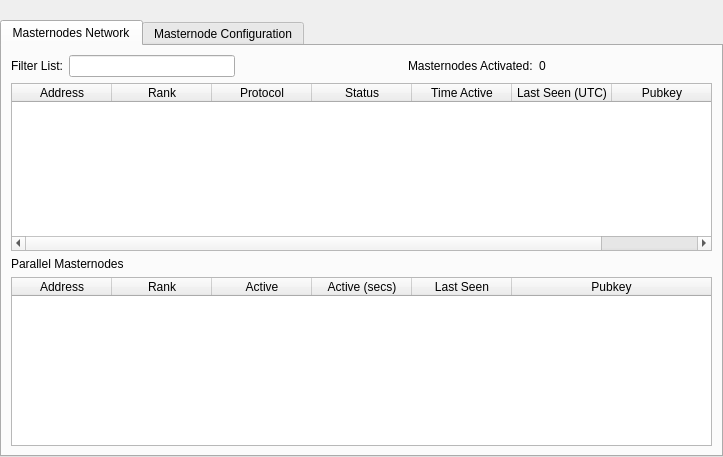
Qt form src/qt/forms/masternodemanager.ui (LUX-Core/lux) before a commit.
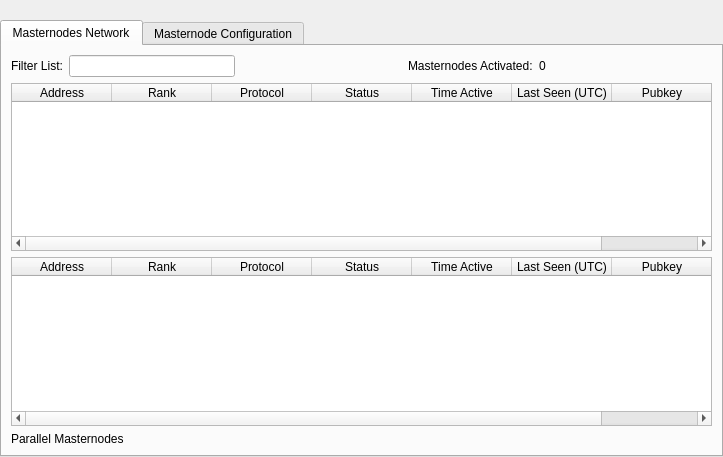
The same form after that commit.

Patch:
```diff
--- a/src/qt/forms/masternodemanager.ui
+++ b/src/qt/forms/masternodemanager.ui
@@ -45,6 +45,13 @@
          <string>Masternodes Network</string>
         </attribute>
         <layout class="QGridLayout" name="gridLayout">
+         <item row="4" column="0">
+          <widget class="QLabel" name="labelPMN">
+           <property name="text">
+            <string>Parallel Masternodes</string>
+           </property>
+          </widget>
+         </item>
          <item row="1" column="0">
           <widget class="QTableWidget" name="tableWidget">
            <property name="palette">
@@ -130,55 +137,6 @@
            <column>
             <property name="text">
              <string>Last Seen (UTC)</string>
-            </property>
-          </column>
-           <column>
-            <property name="text">
-             <string>Pubkey</string>
-            </property>
-         </column>
-          </widget>
-         </item>
-         <item row="5" column="0">
-          <widget class="QTableWidget" name="tableWidgetPMN">
-           <property name="editTriggers">
-            <set>QAbstractItemView::NoEditTriggers</set>
-           </property>
-           <property name="alternatingRowColors">
-            <bool>true</bool>
-           </property>
-           <property name="selectionBehavior">
-            <enum>QAbstractItemView::SelectRows</enum>
-           </property>
-           <property name="sortingEnabled">
-            <bool>true</bool>
-           </property>
-           <attribute name="horizontalHeaderStretchLastSection">
-            <bool>true</bool>
-           </attribute>
-           <column>
-            <property name="text">
-             <string>Address</string>
-            </property>
-           </column>
-           <column>
-            <property name="text">
-             <string>Rank</string>
-            </property>
-           </column>
-           <column>
-            <property name="text">
-             <string>Active</string>
-            </property>
-           </column>
-           <column>
-            <property name="text">
-             <string>Active (secs)</string>
-            </property>
-           </column>
-           <column>
-            <property name="text">
-             <string>Last Seen</string>
             </property>
            </column>
            <column>
@@ -250,10 +208,57 @@
           </layout>
          </item>
          <item row="2" column="0">
-          <widget class="QLabel" name="labelPMN">
-           <property name="text">
-            <string>Parallel Masternodes</string>
+          <widget class="QTableWidget" name="tableWidgetPMN">
+           <property name="editTriggers">
+            <set>QAbstractItemView::NoEditTriggers</set>
            </property>
+           <property name="alternatingRowColors">
+            <bool>true</bool>
+           </property>
+           <property name="selectionBehavior">
+            <enum>QAbstractItemView::SelectRows</enum>
+           </property>
+           <property name="sortingEnabled">
+            <bool>true</bool>
+           </property>
+           <attribute name="horizontalHeaderStretchLastSection">
+            <bool>true</bool>
+           </attribute>
+           <column>
+            <property name="text">
+             <string>Address</string>
+            </property>
+           </column>
+           <column>
+            <property name="text">
+             <string>Rank</string>
+            </property>
+           </column>
+           <column>
+            <property name="text">
+             <string>Protocol</string>
+            </property>
+           </column>
+           <column>
+            <property name="text">
+             <string>Status</string>
+            </property>
+           </column>
+           <column>
+            <property name="text">
+             <string>Time Active</string>
+            </property>
+           </column>
+           <column>
+            <property name="text">
+             <string>Last Seen (UTC)</string>
+            </property>
+           </column>
+           <column>
+            <property name="text">
+             <string>Pubkey</string>
+            </property>
+           </column>
           </widget>
          </item>
         </layout>
```
Left out of the diff: 30 changed lines with no effect on the pictures.
